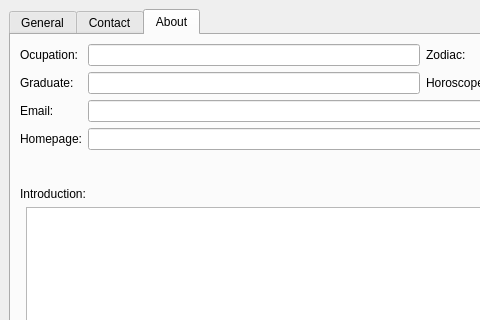
Qt form protocols/qq/ui/qqvcard.ui (KDE/kopete) before a commit; both pictures show x 0 to 480 and y 0 to 320 of the 611 by 461 pixel window.
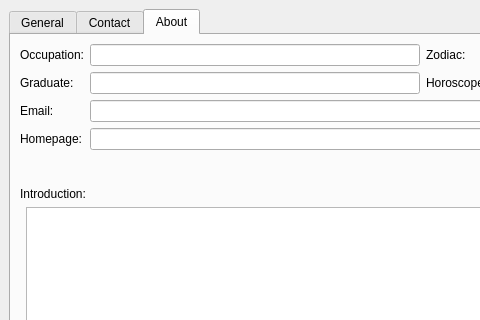
The same form after that commit. The open tabs and pages were chosen to show the change.

```diff
--- a/protocols/qq/ui/qqvcard.ui
+++ b/protocols/qq/ui/qqvcard.ui
@@ -515,7 +515,7 @@
          <item row="0" column="0" >
           <widget class="QLabel" name="lblOccupation" >
            <property name="text" >
-            <string>Ocupation:</string>
+            <string>Occupation:</string>
            </property>
           </widget>
          </item>
```
